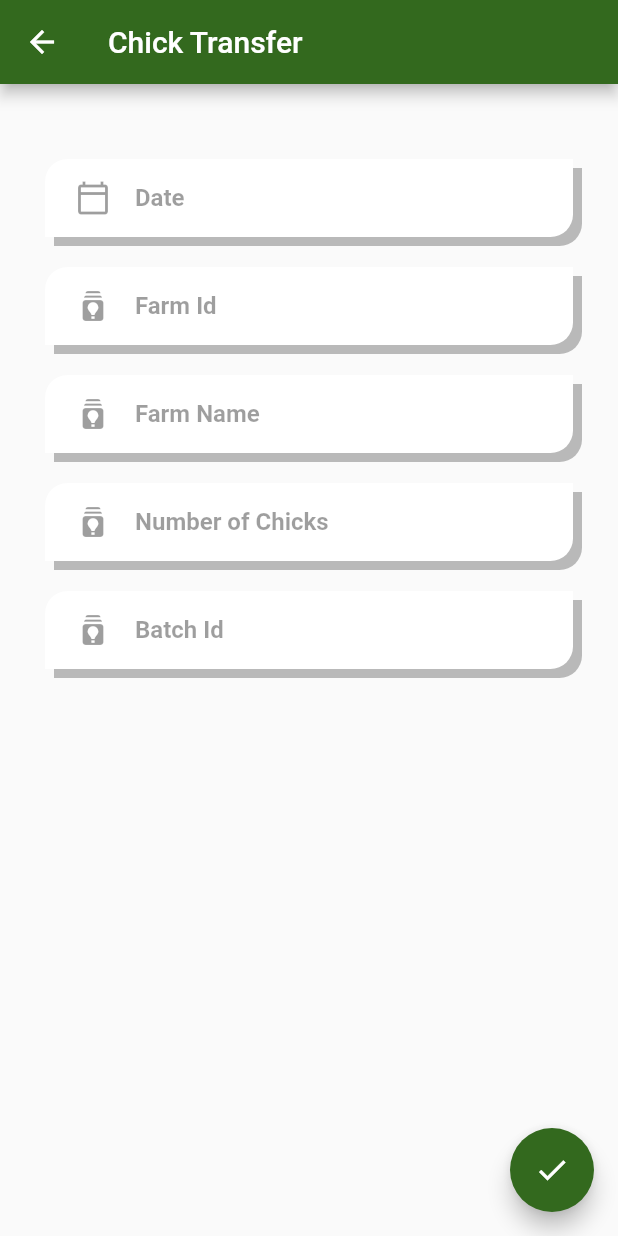
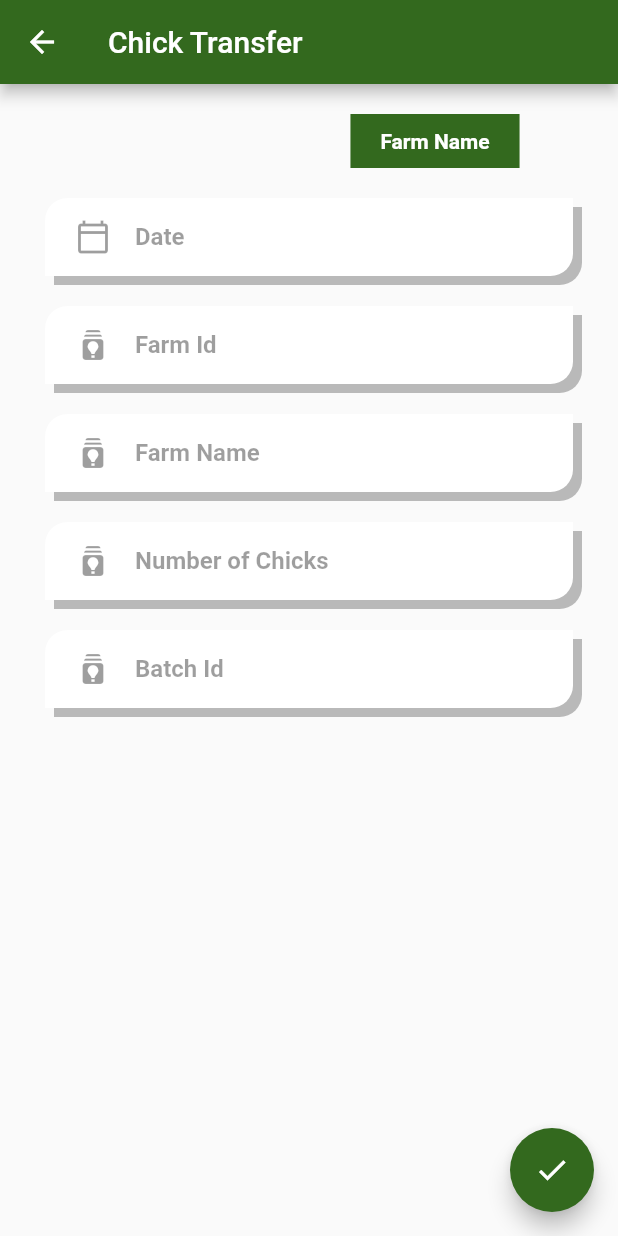
Before and after one commit to sreelakshmi8606/paultry_app, a Flutter app: the ChickTransfer screen opened directly, on a phone screen of 412 x 824 dp. Run offline on Flutter 3.47's test engine with Material 2 defaults, Android fonts, the phone set to English and light mode, and no system bars; our stand-ins replace bloc, dio, firebase_auth, firebase_core, flutter_bloc, google_fonts and 4 more; accounts and stored records are empty.

```diff
--- a/lib/forms/transaction_forms/ChickTransferList.dart
+++ b/lib/forms/transaction_forms/ChickTransferList.dart
@@ -25,6 +25,12 @@ class _ChickTransferListState extends State<ChickTransferList> {
     super.initState();
     box = Hive.box('Farm');
     setState(() {});
+  }
+  _addInfo(){
+    print('Info Added');
+    // box.put('FarmName',
+    //     data[index]['_source']['FarmName']);
+    // box.put('FarmID', data[index]['_id']);
   }
   _getInfo() {
     var FarmName = box.get('FarmName');
@@ -108,7 +114,7 @@ class _ChickTransferListState extends State<ChickTransferList> {
                             selectedTileColor: Colors.white,
                             onTap: () {
                               print('tap');
-                              // _addInfo();
+                               _addInfo();
                               box.put('FarmName',
                                   data[index]['_source']['FarmName']);
                               box.put('FarmID', data[index]['_id']);
--- a/lib/forms/transaction_forms/chick_transferEditor.dart
+++ b/lib/forms/transaction_forms/chick_transferEditor.dart
@@ -7,6 +7,8 @@ import 'package:e_comm/webservices/WebServiceHelper.dart';
 import 'package:flutter/material.dart';
 import 'package:hive/hive.dart';
 import 'package:intl/intl.dart';
+
+import '../../FarmModel.dart';
 
 class ChickTransfer extends StatefulWidget {
   late DateTime Date;
@@ -35,7 +37,13 @@ class _ChickTransferState extends State<ChickTransfer> {
       new TextEditingController();
   TextEditingController batchInputcontroller = new TextEditingController();
   WebserviceHelper web = WebserviceHelper();
-
+  // void addFarm(FarmDataModel farms) {
+  //   final farmBox = Hive.box('Farm');
+  //   farmBox.add(farms);
+  // }
+  // final farms = farmBox.getAt(index) as FarmDataModel;
+  // final newContact = FarmDataModel(_name,int.parse(_age));
+  // addFarm(newfarm);
   @override
   Widget build(BuildContext context) {
     // final height = MediaQuery.of(context).size.height;
@@ -56,7 +64,49 @@ class _ChickTransferState extends State<ChickTransfer> {
                     crossAxisAlignment: CrossAxisAlignment.center,
                     mainAxisAlignment: MainAxisAlignment.center,
                     children: <Widget>[
-                      SizedBox(height: 50),
+                      SizedBox(
+                        height: 20,
+                      ),
+                      Padding(
+                        padding: const EdgeInsets.only(left: 168.0),
+                        child: Container(
+                          // margin: EdgeInsets.symmetric(horizontal: 10),
+                          padding:
+                          EdgeInsets.symmetric(horizontal: 20, vertical: 10),
+                          decoration: BoxDecoration(
+                            color: Colors.lightGreen.shade900,
+                            borderRadius: BorderRadius.circular(00),
+                          ),
+
+                          child: Text(
+                            'Farm Name',
+                            style: TextStyle(
+                                color: Colors.white, fontWeight: FontWeight.bold),
+                          ),
+                          // TextFormField(
+                          //   validator: (value) {
+                          //     return Validate.txtValidator(value!);
+                          //   },
+                          //   onSaved: (String? value) {
+                          //     chick.FarmName = value!;
+                          //   },
+                          //   controller: farmnameInputcontroller,
+                          //   keyboardType: TextInputType.text,
+                          //   decoration: InputDecoration(
+                          //     border: InputBorder.none,
+                          //     hintText: 'Farm Name',
+                          //     hintStyle: TextStyle(
+                          //         fontWeight: FontWeight.bold,
+                          //         color: Colors.black38),
+                          //     icon: Icon(
+                          //       Icons.drive_file_rename_outline,
+                          //       color: Colors.black38,
+                          //     ),
+                          //   ),
+                          // ),
+                        ),
+                      ),
+                      SizedBox(height: 20),
                       Container(
                         margin: EdgeInsets.symmetric(horizontal: 10),
                         padding:
```
Also changed, not shown: 2 other files.
